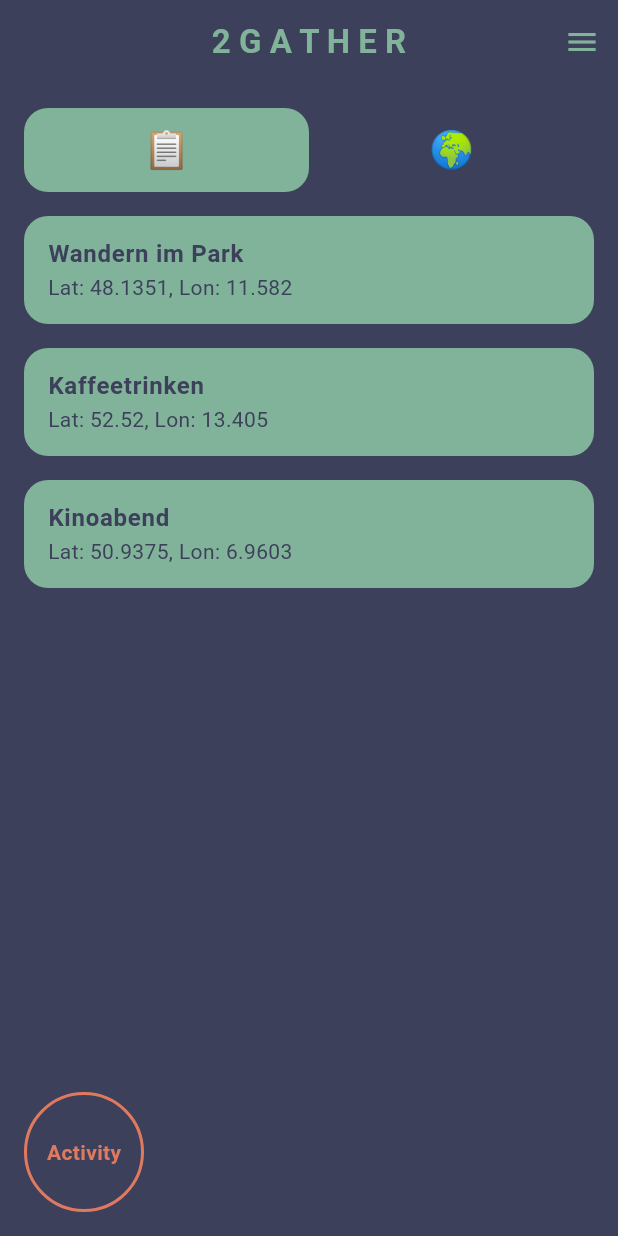
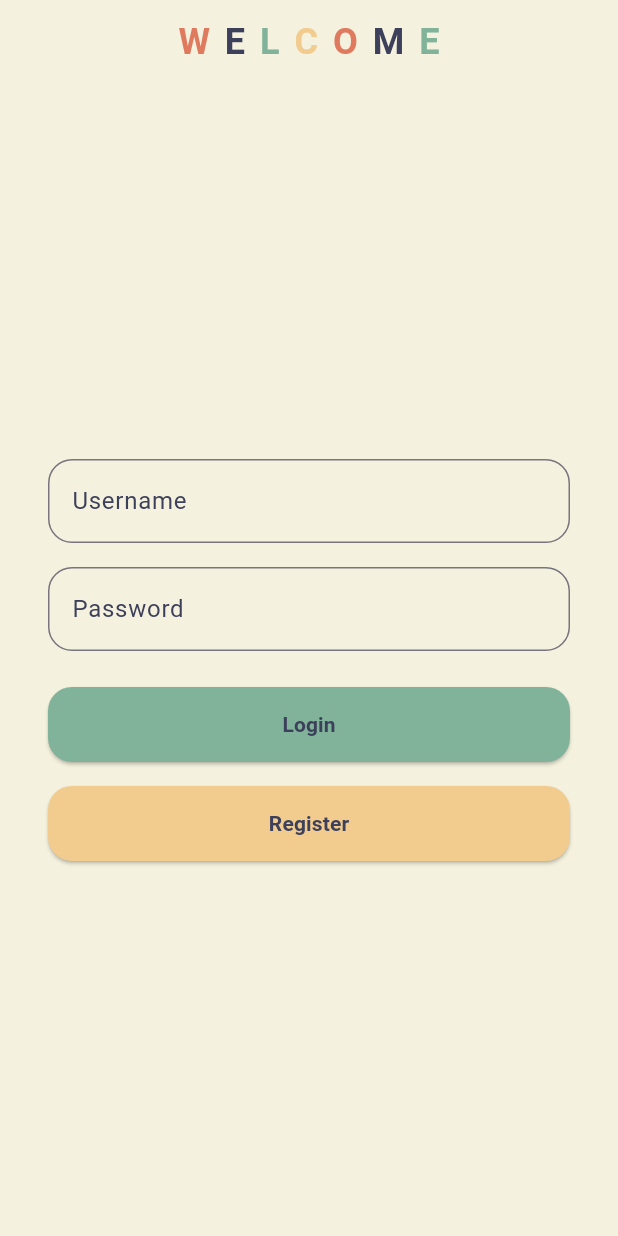
Before and after one commit to EnnoM/gather, a Flutter app: the screen it shows after launch, on a phone screen of 412 x 824 dp. Run offline on Flutter 3.47's test engine with Material 3 defaults, Android fonts, the phone set to English and light mode, and no system bars; our stand-ins replace cloud_firestore, flutter_map, latlong2; accounts and stored records are empty; Roboto replaces fonts that are missing (Barlow).

Commit message:
login screen added + Provider

```diff
--- a/lib/main.dart
+++ b/lib/main.dart
@@ -1,12 +1,17 @@
 import 'package:flutter/material.dart';
 import 'package:provider/provider.dart';
 import 'state/activity_state.dart';
+import 'state/user_state.dart';
 import 'screens/feed_screen.dart';
+import 'screens/login_screen.dart';
 
 void main() {
   runApp(
     MultiProvider(
-      providers: [ChangeNotifierProvider(create: (_) => ActivityState())],
+      providers: [
+        ChangeNotifierProvider(create: (_) => ActivityState()),
+        ChangeNotifierProvider(create: (_) => UserState()),
+      ],
       child: const MyApp(),
     ),
   );
@@ -20,7 +25,27 @@ class MyApp extends StatelessWidget {
     return MaterialApp(
       title: '2Gather',
       theme: ThemeData(primarySwatch: Colors.blue),
-      home: const FeedScreen(),
+      initialRoute: '/',
+      routes: {
+        '/': (context) => const AuthWrapper(),
+        '/login': (context) => const LoginScreen(),
+        '/activity': (context) => const FeedScreen(),
+      },
     );
   }
 }
+
+class AuthWrapper extends StatelessWidget {
+  const AuthWrapper({super.key});
+
+  @override
+  Widget build(BuildContext context) {
+    final userState = Provider.of<UserState>(context);
+
+    if (userState.isLoggedIn) {
+      return const FeedScreen();
+    } else {
+      return const LoginScreen();
+    }
+  }
+}
--- a/lib/screens/activity_screen.dart
+++ b/lib/screens/activity_screen.dart
@@ -143,7 +143,7 @@ class _ActivityScreenState extends State<ActivityScreen> {
                 const Text("🏷️", style: TextStyle(fontSize: 20)),
                 const SizedBox(width: 8),
                 Text(
-                  '${widget.activity.category}',
+                  widget.activity.category,
                   style: const TextStyle(fontSize: 14, color: Colors.black54),
                 ),
               ],
--- a/lib/screens/feed_screen.dart
+++ b/lib/screens/feed_screen.dart
@@ -1,10 +1,10 @@
 import 'package:flutter/material.dart';
 import 'package:provider/provider.dart';
 import '../state/activity_state.dart';
+import '../state/user_state.dart';
 import '../widgets/activity_map_preview.dart';
 import '../widgets/custom_drawer.dart';
 import 'activity_screen.dart';
-import '../models/activity.dart';
 import '../models/user.dart';
 import '../services/mock_firestore_service.dart';
 
@@ -34,7 +34,15 @@ class _FeedScreenState extends State<FeedScreen> {
 
   @override
   Widget build(BuildContext context) {
+    final userState = Provider.of<UserState>(context);
     final activities = Provider.of<ActivityState>(context).activities;
+
+    if (!userState.isLoggedIn) {
+      WidgetsBinding.instance.addPostFrameCallback((_) {
+        Navigator.pushReplacementNamed(context, '/login');
+      });
+      return const SizedBox.shrink(); // Leerer Platzhalter
+    }
 
     return Scaffold(
       key: _scaffoldKey,
--- a/lib/screens/login_screen.dart
+++ b/lib/screens/login_screen.dart
@@ -0,0 +1,221 @@
+import 'package:flutter/material.dart';
+import 'package:provider/provider.dart';
+import '../state/user_state.dart';
+
+class LoginScreen extends StatelessWidget {
+  const LoginScreen({super.key});
+
+  @override
+  Widget build(BuildContext context) {
+    final TextEditingController usernameController = TextEditingController();
+    final TextEditingController passwordController = TextEditingController();
+
+    return Scaffold(
+      backgroundColor: const Color(0xFFF4F1DE), // Hintergrundfarbe
+      appBar: AppBar(
+        backgroundColor: const Color(
+          0xFFF4F1DE,
+        ), // Gleiche Farbe wie der Hintergrund
+        elevation: 0, // Entfernt den Schatten
+        centerTitle: true,
+        title: RichText(
+          text: const TextSpan(
+            text: 'W ',
+            style: TextStyle(
+              fontSize: 24,
+              fontWeight: FontWeight.bold,
+              letterSpacing: 2.0,
+              color: Color(0xFFE07A5F), // Farbe für "W"
+            ),
+            children: [
+              TextSpan(
+                text: 'E ',
+                style: TextStyle(color: Color(0xFF3D405B)), // Farbe für "E"
+              ),
+              TextSpan(
+                text: 'L ',
+                style: TextStyle(color: Color(0xFF81B29A)), // Farbe für "L"
+              ),
+              TextSpan(
+                text: 'C ',
+                style: TextStyle(color: Color(0xFFF2CC8F)), // Farbe für "C"
+              ),
+              TextSpan(
+                text: 'O ',
+                style: TextStyle(color: Color(0xFFE07A5F)), // Farbe für "O"
+              ),
+              TextSpan(
+                text: 'M ',
+                style: TextStyle(color: Color(0xFF3D405B)), // Farbe für "M"
+              ),
+              TextSpan(
+                text: 'E',
+                style: TextStyle(color: Color(0xFF81B29A)), // Farbe für "E"
+              ),
+            ],
+          ),
+        ),
+      ),
+      body: Center(
+        child: Padding(
+          padding: const EdgeInsets.symmetric(horizontal: 32.0),
+          child: Column(
+            mainAxisSize: MainAxisSize.min,
+            children: [
+              // Username TextField
+              TextField(
+                controller: usernameController,
+                style: const TextStyle(
+                  color: Color(0xFF3D405B), // Schriftfarbe im Feld
+                ),
+                decoration: InputDecoration(
+                  labelText: 'Username',
+                  labelStyle: const TextStyle(
+                    color: Color(0xFF3D405B), // Label-Farbe
+                  ),
+                  focusedBorder: OutlineInputBorder(
+                    borderSide: const BorderSide(
+                      color: Color(0xFF3D405B), // Rahmenfarbe beim Fokussieren
+                      width: 2.0,
+                    ),
+                    borderRadius: BorderRadius.circular(16),
+                  ),
+                  border: OutlineInputBorder(
+                    borderSide: const BorderSide(
+                      color: Color(0xFF3D405B), // Standard-Rahmenfarbe
+                    ),
+                    borderRadius: BorderRadius.circular(
+                      16,
+                    ), // Abgerundete Ecken
+                  ),
+                ),
+              ),
+              const SizedBox(height: 16),
+              // Password TextField
+              TextField(
+                controller: passwordController,
+                obscureText: true,
+                style: const TextStyle(
+                  color: Color(0xFF3D405B), // Schriftfarbe im Feld
+                ),
+                decoration: InputDecoration(
+                  labelText: 'Password',
+                  labelStyle: const TextStyle(
+                    color: Color(0xFF3D405B), // Label-Farbe
+                  ),
+                  focusedBorder: OutlineInputBorder(
+                    borderSide: const BorderSide(
+                      color: Color(0xFF3D405B), // Rahmenfarbe beim Fokussieren
+                      width: 2.0,
+                    ),
+                    borderRadius: BorderRadius.circular(16),
+                  ),
+                  border: OutlineInputBorder(
+                    borderSide: const BorderSide(
+                      color: Color(0xFF3D405B), // Standard-Rahmenfarbe
+                    ),
+                    borderRadius: BorderRadius.circular(
+                      16,
+                    ), // Abgerundete Ecken
+                  ),
+                ),
+              ),
+              const SizedBox(height: 24),
+              // Login Button
+              ElevatedButton(
+                onPressed: () {
+                  // Simuliere Login-Logik
+                  final username = usernameController.text;
+                  final password = passwordController.text;
+
+                  if (username.isNotEmpty && password.isNotEmpty) {
+                    Provider.of<UserState>(
+                      context,
+                      listen: false,
+                    ).login(username);
+                    Navigator.pushReplacementNamed(context, '/activity');
+                  } else {
+                    ScaffoldMessenger.of(context).showSnackBar(
+                      SnackBar(
+                        backgroundColor: const Color(
+                          0xFFE07A5F,
+                        ), // Hintergrundfarbe
+                        content: const Text(
+                          'Please fill in all fields', // Englischer Text
+                          textAlign: TextAlign.center, // Text zentrieren
+                          style: TextStyle(
+                            fontWeight:
+                                FontWeight.bold, // Fettgedruckte Schrift
+                            color: Colors.white, // Schriftfarbe
+                          ),
+                        ),
+                      ),
+                    );
+                  }
+                },
+                style: ElevatedButton.styleFrom(
+                  minimumSize: const Size.fromHeight(
+                    50,
+                  ), // Gleiche Breite wie TextField
+                  shape: RoundedRectangleBorder(
+                    borderRadius: BorderRadius.circular(
+                      16,
+                    ), // Abgerundete Ecken
+                  ),
+                  backgroundColor: const Color(0xFF81B29A), // Farbe des Buttons
+                ),
+                child: const Text(
+                  'Login',
+                  style: TextStyle(
+                    fontWeight: FontWeight.bold, // Fettgedruckte Schrift
+                    color: Color(0xFF3D405B), // Textfarbe
+                  ),
+                ),
+              ),
+              const SizedBox(height: 16),
+              // Register Button
+              ElevatedButton(
+                onPressed: () {
+                  // Simuliere Registrierung (kann später erweitert werden)
+                  ScaffoldMessenger.of(context).showSnackBar(
+                    SnackBar(
+                      backgroundColor: const Color(
+                        0xFFE07A5F,
+                      ), // Hintergrundfarbe
+                      content: const Text(
+                        'Registration not implemented', // Englischer Text
+                        textAlign: TextAlign.center, // Text zentrieren
+                        style: TextStyle(
+                          fontWeight: FontWeight.bold, // Fettgedruckte Schrift
+                          color: Colors.white, // Schriftfarbe
+                        ),
+                      ),
+                    ),
+                  );
+                },
+                style: ElevatedButton.styleFrom(
+                  minimumSize: const Size.fromHeight(
+                    50,
+                  ), // Gleiche Breite wie TextField
+                  backgroundColor: const Color(0xFFF2CC8F), // Farbe des Buttons
+                  shape: RoundedRectangleBorder(
+                    borderRadius: BorderRadius.circular(
+                      16,
+                    ), // Abgerundete Ecken
+                  ),
+                ),
+                child: const Text(
+                  'Register',
+                  style: TextStyle(
+                    fontWeight: FontWeight.bold, // Fettgedruckte Schrift
+                    color: Color(0xFF3D405B), // Textfarbe
+                  ),
+                ),
+              ),
+            ],
+          ),
+        ),
+      ),
+    );
+  }
+}
--- a/lib/state/user_state.dart
+++ b/lib/state/user_state.dart
@@ -0,0 +1,26 @@
+import 'package:flutter/material.dart';
+
+class UserState extends ChangeNotifier {
+  bool _isLoggedIn = false; // Login-Status
+  String? _userId; // ID des eingeloggten Benutzers
+
+  // Getter für den Login-Status
+  bool get isLoggedIn => _isLoggedIn;
+
+  // Getter für die Benutzer-ID
+  String? get userId => _userId;
+
+  // Methode zum Einloggen
+  void login(String userId) {
+    _isLoggedIn = true;
+    _userId = userId;
+    notifyListeners(); // Benachrichtigt alle Widgets über Änderungen
+  }
+
+  // Methode zum Ausloggen
+  void logout() {
+    _isLoggedIn = false;
+    _userId = null;
+    notifyListeners(); // Benachrichtigt alle Widgets über Änderungen
+  }
+}
```
